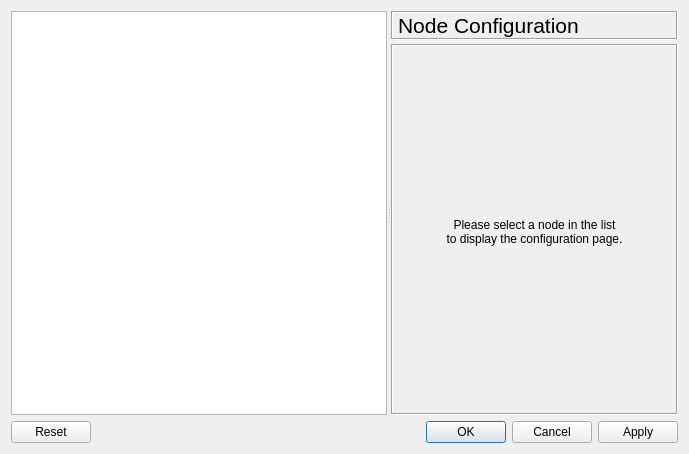
This is gns3/ui/node_properties_dialog.ui in mpplab/MNSS as Qt 5 draws it before an edit. The edited form follows.
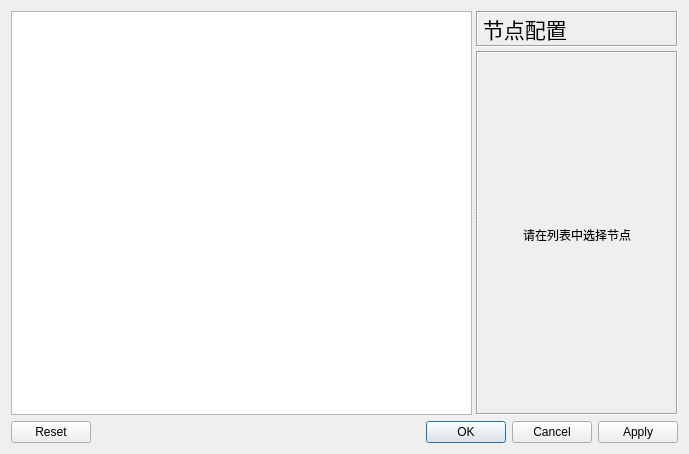
This is the edited form.

Diff of the .ui file:
```diff
--- a/gns3/ui/node_properties_dialog.ui
+++ b/gns3/ui/node_properties_dialog.ui
@@ -57,7 +57,7 @@
           <enum>QFrame::Sunken</enum>
          </property>
          <property name="text">
-          <string>Node Configuration</string>
+          <string>节点配置</string>
          </property>
          <property name="textFormat">
           <enum>Qt::PlainText</enum>
@@ -117,8 +117,7 @@
            <item>
             <widget class="QLabel" name="textLabel">
              <property name="text">
-              <string>Please select a node in the list 
-to display the configuration page.</string>
+              <string>请在列表中选择节点</string>
              </property>
              <property name="alignment">
               <set>Qt::AlignCenter</set>
```
Left out of the diff: 13 changed lines with no effect on the pictures.
